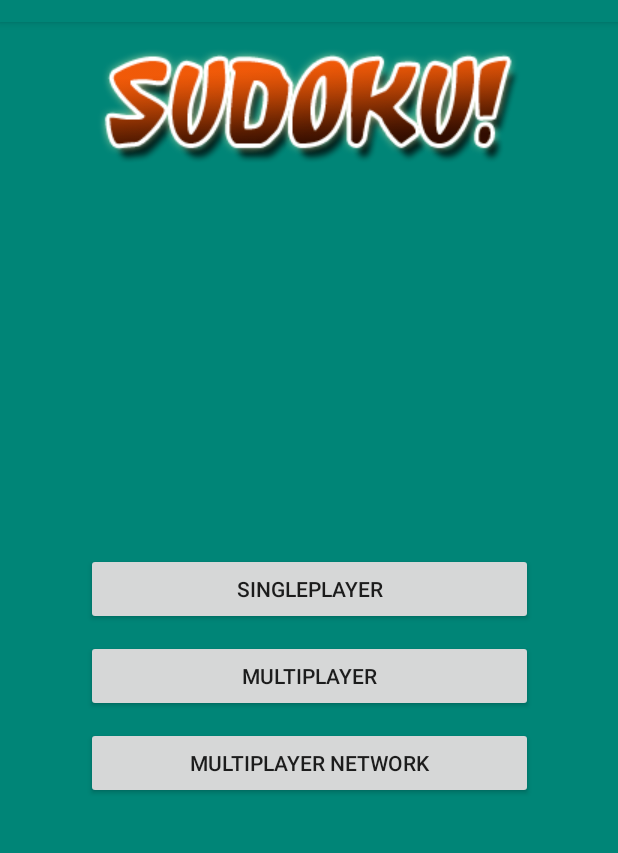
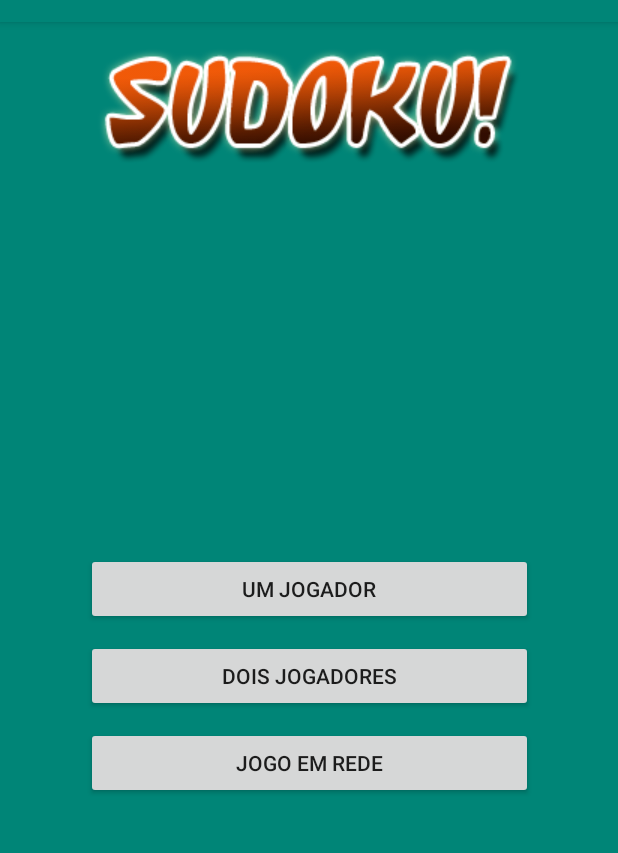
Before and after one commit to davidpaiva110/Sudoku-Android, an Android app: the screen it shows after launch (MainActivity), on a phone screen of 412 x 824 dp, the part 62-915 px from its top. Run offline under Robolectric (Android 15) with nearby library versions, the light colour scheme and no system bars.

Commit message:
Tabela de Strings

```diff
--- a/app/src/main/java/pt/amov/xicorafapaiva/sudoku/GameViews/PlayerProfileActivity.java
+++ b/app/src/main/java/pt/amov/xicorafapaiva/sudoku/GameViews/PlayerProfileActivity.java
@@ -42,7 +42,7 @@ public class PlayerProfileActivity extends AppCompatActivity {
     }
 
 
-
+    //Onde está guardado o nome do jogador
     public void loadFile(){
         try {
             FileInputStream fis = getApplication().openFileInput("player.txt");
@@ -55,6 +55,7 @@ public class PlayerProfileActivity extends AppCompatActivity {
         }
     }
 
+    // Onde está guardada a foto do jogador
     private void loadImageFromStorage(String path)
     {
         try {
--- a/app/src/main/java/pt/amov/xicorafapaiva/sudoku/Player.java
+++ b/app/src/main/java/pt/amov/xicorafapaiva/sudoku/Player.java
@@ -43,6 +43,3 @@ public class Player extends ViewModel  {
         this.playerName = playerName;
     }
 }
-
-
-//falta guardar um fiocheiro com esta informação sobre o jogador e buscar cada vez que se inicia o jogo
--- a/app/src/main/res/layout-land/activity_player_profile.xml
+++ b/app/src/main/res/layout-land/activity_player_profile.xml
@@ -21,7 +21,7 @@
             android:id="@+id/tvPerfil"
             android:layout_width="wrap_content"
             android:layout_height="wrap_content"
-            android:text="Perfil Jogador"
+            android:text="@string/strPerfilJogador"
             android:textSize="28sp"
             android:textStyle="bold" />
     </FrameLayout>
@@ -70,7 +70,8 @@
                         android:layout_height="match_parent"
                         android:layout_weight="1"
                         android:layout_gravity="center_vertical"
-                        android:text="Sem nome"
+                        android:text="@string/strSemNome"
+                        android:textSize="24sp"
                         android:textAlignment="center" />
 
                 <LinearLayout
--- a/app/src/main/res/layout/activity_choose_client_server.xml
+++ b/app/src/main/res/layout/activity_choose_client_server.xml
@@ -42,7 +42,7 @@
             android:layout_weight="1"
 
             android:onClick="onClickCliente"
-            android:text="Cliente" />
+            android:text="@string/strCliente" />
 
         <Button
             android:id="@+id/btnMedio"
@@ -54,7 +54,7 @@
             android:layout_marginBottom="10dp"
             android:layout_weight="1"
             android:onClick="onClickServidor"
-            android:text="Servidor" />
+            android:text="@string/strServidor" />
 
     </LinearLayout>
 
--- a/app/src/main/res/layout/activity_choose_difficulty.xml
+++ b/app/src/main/res/layout/activity_choose_difficulty.xml
@@ -42,7 +42,7 @@
             android:layout_weight="1"
 
             android:onClick="onClickCFacil"
-            android:text="Fácil" />
+            android:text="@string/strFacil" />
 
         <Button
             android:id="@+id/btnMedio"
@@ -54,7 +54,7 @@
             android:layout_marginBottom="10dp"
             android:layout_weight="1"
             android:onClick="onClickMedio"
-            android:text="Médio" />
+            android:text="@string/strMedio" />
 
         <Button
             android:id="@+id/btnDificil"
@@ -65,7 +65,7 @@
             android:layout_marginBottom="10dp"
             android:layout_weight="1"
             android:onClick="onClickDificil"
-            android:text="Difícil" />
+            android:text="@string/strDificil" />
 
     </LinearLayout>
 
--- a/app/src/main/res/layout/activity_main.xml
+++ b/app/src/main/res/layout/activity_main.xml
@@ -43,7 +43,7 @@
             android:layout_weight="1"
 
             android:onClick="onClickSinglePlayer"
-            android:text="Singleplayer" />
+            android:text="@string/strUmJogador" />
 
         <Button
             android:id="@+id/btnMedio"
@@ -55,7 +55,7 @@
             android:layout_marginBottom="10dp"
             android:layout_weight="1"
             android:onClick="onClickMultiplayer"
-            android:text="Multiplayer" />
+            android:text="@string/strDoisJogadores" />
 
         <Button
             android:id="@+id/btnMultiplayerNetwork"
@@ -65,7 +65,7 @@
             android:layout_marginRight="40dp"
             android:layout_weight="1"
             android:onClick="onClickMultiplayerNetwork"
-            android:text="Multiplayer Network" />
+            android:text="@string/strJogoEmRede" />
 
     </LinearLayout>
 
--- a/app/src/main/res/layout/activity_player_profile.xml
+++ b/app/src/main/res/layout/activity_player_profile.xml
@@ -21,7 +21,7 @@
             android:id="@+id/tvPerfil"
             android:layout_width="wrap_content"
             android:layout_height="wrap_content"
-            android:text="Perfil Jogador"
+            android:text="@string/strPerfilJogador"
             android:textSize="28sp"
             android:textStyle="bold" />
     </FrameLayout>
@@ -40,7 +40,7 @@
             android:layout_width="wrap_content"
             android:layout_height="wrap_content"
             android:layout_weight="1"
-            android:text="Sem Nome"
+            android:text="@string/strSemNome"
             android:textSize="24sp"
             android:textStyle="italic" />
 
--- a/app/src/main/res/menu/menu_main_activity.xml
+++ b/app/src/main/res/menu/menu_main_activity.xml
@@ -1,14 +1,14 @@
 <?xml version="1.0" encoding="utf-8"?>
 <menu xmlns:android="http://schemas.android.com/apk/res/android">
     <item android:id="@+id/optionPerfilJogador"
-        android:title="Perfil Jogador"/>
+        android:title="@string/strPerfilJogador"/>
     <item android:id="@+id/optionEditarPerfil"
-        android:title="Editar Perfil" />
+        android:title="@string/strEditarPerfil" />
     <item
         android:id="@+id/optionHistorico"
-        android:title="Histórico de Resultados"/>
+        android:title="@string/strHistoricoResultados"/>
     <item
         android:id="@+id/optionCredits"
-        android:title="Créditos"/>
+        android:title="@string/strSobreNos"/>
 
 </menu>
--- a/app/src/main/res/values/strings.xml
+++ b/app/src/main/res/values/strings.xml
@@ -6,4 +6,26 @@
     <string name="title_activity_choose_client_server">ChooseClientServerActivity</string>
     <string name="title_activity_choose_difficulty">ChooseDifficultyActivity</string>
     <string name="title_activity_game_board_m1">GameBoardM1Activity</string>
+    <string name="strUmJogador">Um Jogador</string>
+    <string name="strDoisJogadores">Dois Jogadores</string>
+    <string name="strJogoEmRede">Jogo em Rede</string>
+    <string name="strCliente">Cliente</string>
+    <string name="strServidor">Servidor</string>
+    <string name="strFacil">Fácil</string>
+    <string name="strMedio">Médio</string>
+    <string name="strDificil">Difícil</string>
+    <string name="strNomeRafael">Rafael Sá - 21270564</string>
+    <string name="strNomeDavid">David Paiva - 21260607</string>
+    <string name="strNomeFrancisco">Francisco Silva - 21270547</string>
+    <string name="strDescCreditos">Unidade Curricular de Arquiteturas Móveis | Engenharia Informática | DEIS-ISEC 2019/2020</string>
+    <string name="strSobreNos">Sobre Nós</string>
+    <string name="strPerfilJogador">Perfil Jogador</string>
+    <string name="strEditarPerfil">Editar Perfil</string>
+    <string name="strHistoricoResultados">Histórico de Resultados</string>
+    <string name="strTirarFotografia">Tirar Fotografia</string>
+    <string name="strNome">Nome</string>
+    <string name="strSeuNome">Seu Nome</string>
+    <string name="strGuardar">Guardar</string>
+    <string name="strPerfilJogador">Perfil Jogador</string>
+    <string name="strSemNome">Sem Nome</string>
 </resources>
```
Also changed, not shown: app/src/main/java/pt/amov/xicorafapaiva/sudoku/GameViews/EditPlayerProfileActivity.java (+5 -7 lines), app/src/main/res/layout-land/activity_edit_player_profile.xml (+4 -4 lines), app/src/main/res/layout/activity_credits.xml (+5 -5 lines), app/src/main/res/layout/activity_edit_player_profile.xml (+4 -4 lines).
